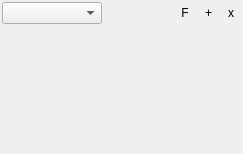
jacquetc/skribisto, file src/plume/gui/dock_title_bar.ui: the form before one commit.
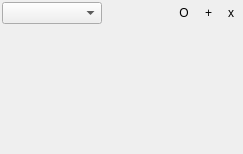
The form after the commit.

Diff of the .ui file:
```diff
--- a/src/plume/gui/dock_title_bar.ui
+++ b/src/plume/gui/dock_title_bar.ui
@@ -60,7 +60,7 @@
      <item>
       <widget class="QToolButton" name="filterButton">
        <property name="text">
-        <string>F</string>
+        <string>O</string>
        </property>
        <property name="checkable">
         <bool>true</bool>
```
Left out of the diff: 2 changed lines with no effect on the pictures.
